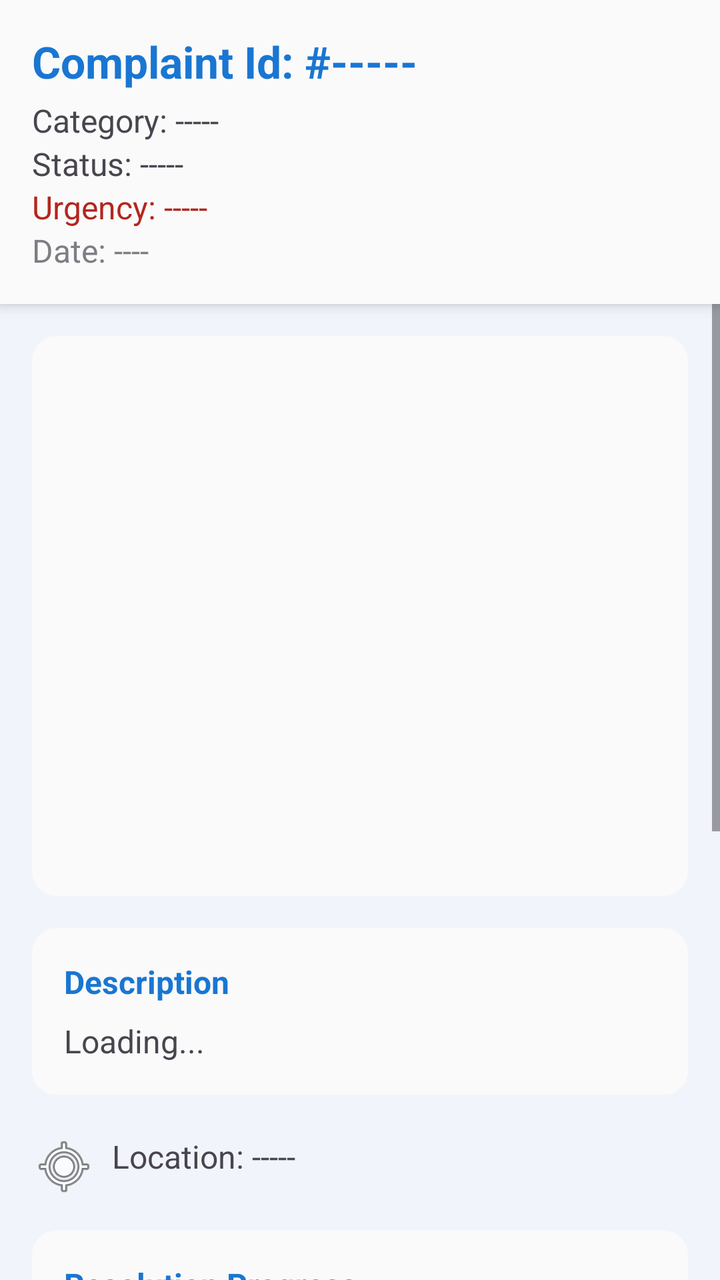
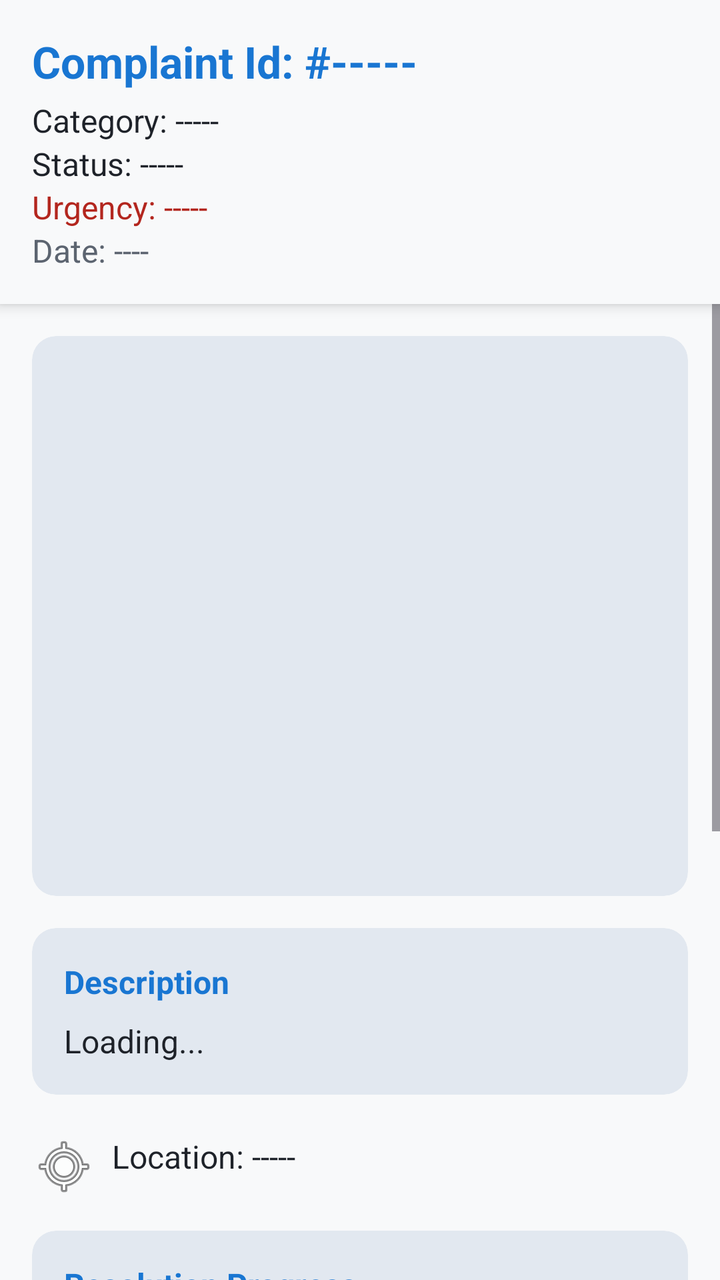

Screens rendered from an Android XML layout before and after an edit, with the pre-edit source and the edit as a unified diff.
<!-- AndroidManifest.xml: application theme Theme.Urbanfix -->
<!-- res/layout/fragment_viewdetail.xml -->
<?xml version="1.0" encoding="utf-8"?>
<FrameLayout xmlns:android="http://schemas.android.com/apk/res/android"
    xmlns:app="http://schemas.android.com/apk/res-auto"
    android:layout_width="match_parent"
    android:layout_height="match_parent">

    <LinearLayout
        android:layout_width="match_parent"
        android:layout_height="match_parent"
        android:orientation="vertical"
        android:background="?android:attr/windowBackground">

        <LinearLayout
            android:layout_width="match_parent"
            android:layout_height="wrap_content"
            android:orientation="vertical"
            android:padding="16dp"
            android:background="?attr/colorSurface"
            android:elevation="4dp">

            <TextView
                android:id="@+id/tvComplaintId"
                android:layout_width="wrap_content"
                android:layout_height="wrap_content"
                android:text="Complaint Id: #-----"
                android:textSize="22sp"
                android:textStyle="bold"
                android:textColor="?attr/colorPrimary" />

            <TextView
                android:id="@+id/tvCategory"
                android:layout_width="wrap_content"
                android:layout_height="wrap_content"
                android:text="Category: -----"
                android:layout_marginTop="4dp" />

            <TextView
                android:id="@+id/tvStatus"
                android:layout_width="wrap_content"
                android:layout_height="wrap_content"
                android:text="Status: -----" />

            <TextView
                android:id="@+id/tvUrgency"
                android:layout_width="wrap_content"
                android:layout_height="wrap_content"
                android:text="Urgency: -----"
                android:textColor="?attr/colorError" />

            <TextView
                android:id="@+id/tvDate"
                android:layout_width="wrap_content"
                android:layout_height="wrap_content"
                android:text="Date: ----"
                android:alpha="0.7" />
        </LinearLayout>

        <ScrollView
            android:layout_width="match_parent"
            android:layout_height="0dp"
            android:layout_weight="1"
            android:fillViewport="true">

            <LinearLayout
                android:layout_width="match_parent"
                android:layout_height="wrap_content"
                android:orientation="vertical"
                android:padding="16dp">

                <com.google.android.material.card.MaterialCardView
                    android:id="@+id/cardImages"
                    android:layout_width="match_parent"
                    android:layout_height="280dp"
                    app:cardCornerRadius="12dp"
                    app:cardElevation="0dp"
                    app:strokeWidth="0dp">

                    <FrameLayout
                        android:layout_width="match_parent"
                        android:layout_height="match_parent">

                        <androidx.viewpager2.widget.ViewPager2
                            android:id="@+id/viewPagerImages"
                            android:layout_width="match_parent"
                            android:layout_height="match_parent" />

                        <com.google.android.material.tabs.TabLayout
                            android:id="@+id/tabIndicator"
                            android:layout_width="match_parent"
                            android:layout_height="30dp"
                            android:layout_gravity="bottom"
                            android:background="@android:color/transparent"
                            app:tabBackground="@drawable/tab_pager_selector"
                            app:tabGravity="center"
                            app:tabIndicatorHeight="0dp"
                            app:tabPaddingStart="8dp"
                            app:tabPaddingEnd="8dp"/>
                    </FrameLayout>
                </com.google.android.material.card.MaterialCardView>

                <com.google.android.material.card.MaterialCardView
                    android:layout_width="match_parent"
                    android:layout_height="wrap_content"
                    android:layout_marginTop="16dp"
                    app:cardCornerRadius="12dp"
                    app:cardElevation="0dp"
                    app:strokeWidth="0dp"
                    app:contentPadding="16dp">

                    <LinearLayout
                        android:layout_width="match_parent"
                        android:layout_height="wrap_content"
                        android:orientation="vertical">

                        <TextView
                            android:layout_width="wrap_content"
                            android:layout_height="wrap_content"
                            android:text="Description"
                            android:textStyle="bold"
                            android:textColor="?attr/colorPrimary" />

                        <TextView
                            android:id="@+id/tvDescription"
                            android:layout_width="match_parent"
                            android:layout_height="wrap_content"
                            android:layout_marginTop="8dp"
                            android:text="Loading..."
                            android:lineSpacingExtra="4dp" />
                    </LinearLayout>
                </com.google.android.material.card.MaterialCardView>

                <TextView
                    android:id="@+id/tvLocation"
                    android:layout_width="match_parent"
                    android:layout_height="wrap_content"
                    android:text="Location: -----"
                    android:layout_marginTop="20dp"
                    app:drawableStartCompat="@android:drawable/ic_menu_mylocation"
                    android:drawablePadding="8dp" />

                <com.google.android.material.card.MaterialCardView
                    android:layout_width="match_parent"
                    android:layout_height="wrap_content"
                    android:layout_marginTop="16dp"
                    app:cardCornerRadius="12dp"
                    app:cardElevation="0dp"
                    app:strokeWidth="0dp"
                    app:contentPadding="16dp">

                    <LinearLayout
                        android:layout_width="match_parent"
                        android:layout_height="wrap_content"
                        android:orientation="vertical">

                        <TextView
                            android:layout_width="wrap_content"
                            android:layout_height="wrap_content"
                            android:text="Resolution Progress"
                            android:textStyle="bold"
                            android:textColor="?attr/colorPrimary" />

                        <com.github.mikephil.charting.charts.PieChart
                            android:id="@+id/complaintPieChart"
                            android:layout_width="match_parent"
                            android:layout_height="250dp"
                            android:layout_marginTop="8dp" />
                    </LinearLayout>
                </com.google.android.material.card.MaterialCardView>

                <com.google.android.material.button.MaterialButton
                    android:id="@+id/btnDeleteComplaint"
                    android:layout_width="match_parent"
                    android:layout_height="wrap_content"
                    android:layout_marginTop="24dp"
                    android:layout_marginBottom="40dp"
                    android:text="Withdraw Complaint"
                    android:textColor="@color/white"
                    app:backgroundTint="#D32F2F"
                    app:icon="@android:drawable/ic_menu_delete"
                    app:iconTint="@color/white"
                    style="@style/Widget.Material3.Button.Icon" />

            </LinearLayout>
        </ScrollView>
    </LinearLayout>

    <ProgressBar
        android:id="@+id/detailsProgressBar"
        android:layout_width="wrap_content"
        android:layout_height="wrap_content"
        android:layout_gravity="center"
        android:visibility="visible" />

</FrameLayout>
<!-- resources referenced by this layout -->
<resources>
  <color name="white">#FFFFFFFF</color>
  <!-- drawable tab_pager_selector (drawable) -->
  <?xml version="1.0" encoding="utf-8"?>
  <selector xmlns:android="http://schemas.android.com/apk/res/android">
      <item android:state_selected="true">
          <shape android:shape="oval">
              <solid android:color="?attr/colorPrimary" />
              <size android:width="9dp" android:height="9dp" />
          </shape>
      </item>
  
      <item>
          <shape android:shape="oval">
              <solid android:color="#66000000" />
              <size android:width="7dp" android:height="7dp" />
          </shape>
      </item>
  </selector>
  <style name="Theme.Urbanfix" parent="Base.Theme.Urbanfix" />
  <style name="Base.Theme.Urbanfix" parent="Theme.Material3.DayNight.NoActionBar">
          <item name="colorPrimary">#1976D2</item>
          <item name="colorOnPrimary">#FFFFFF</item>
          <item name="colorSecondary">#42A5F5</item>
          <item name="colorOnSecondary">#FFFFFF</item>
  
          <item name="android:statusBarColor">#1976D2</item>
          <item name="android:windowLightStatusBar">false</item>
  
          <item name="android:windowBackground">@color/google_lavender_blue</item>
          <item name="colorSurface">@color/dark_white_card</item>
          <item name="colorOnSurface">#212121</item>
          <item name="colorSurfaceVariant">#ECEFF1</item>
  
          <item name="elevationOverlayEnabled">false</item>
  
          <item name="android:textSize">16sp</item>
      </style>
  <color name="google_lavender_blue">#F1F5FB</color>
  <color name="dark_white_card">#FAFAFA</color>
</resources>

<!-- the commit's change to res/layout/fragment_viewdetail.xml (unified diff, before → after) -->
@@ -1,6 +1,7 @@
 <?xml version="1.0" encoding="utf-8"?>
 <FrameLayout xmlns:android="http://schemas.android.com/apk/res/android"
     xmlns:app="http://schemas.android.com/apk/res-auto"
+    xmlns:tools="http://schemas.android.com/tools"
     android:layout_width="match_parent"
     android:layout_height="match_parent">
 
@@ -31,14 +32,14 @@
                 android:id="@+id/tvCategory"
                 android:layout_width="wrap_content"
                 android:layout_height="wrap_content"
-                android:text="Category: -----"
+                android:textColor="?attr/colorOnSurface" android:text="Category: -----"
                 android:layout_marginTop="4dp" />
 
             <TextView
                 android:id="@+id/tvStatus"
                 android:layout_width="wrap_content"
                 android:layout_height="wrap_content"
-                android:text="Status: -----" />
+                android:textColor="?attr/colorOnSurface" android:text="Status: -----" />
 
             <TextView
                 android:id="@+id/tvUrgency"
@@ -52,7 +53,7 @@
                 android:layout_width="wrap_content"
                 android:layout_height="wrap_content"
                 android:text="Date: ----"
-                android:alpha="0.7" />
+                android:textColor="?attr/colorOnSurfaceVariant" />
         </LinearLayout>
 
         <ScrollView
@@ -73,7 +74,8 @@
                     android:layout_height="280dp"
                     app:cardCornerRadius="12dp"
                     app:cardElevation="0dp"
-                    app:strokeWidth="0dp">
+                    app:strokeWidth="0dp"
+                    app:cardBackgroundColor="?attr/colorSurfaceVariant" >
 
                     <FrameLayout
                         android:layout_width="match_parent"
@@ -105,7 +107,8 @@
                     app:cardCornerRadius="12dp"
                     app:cardElevation="0dp"
                     app:strokeWidth="0dp"
-                    app:contentPadding="16dp">
+                    app:contentPadding="16dp"
+                    app:cardBackgroundColor="?attr/colorSurfaceVariant" >
 
                     <LinearLayout
                         android:layout_width="match_parent"
@@ -125,7 +128,7 @@
                             android:layout_height="wrap_content"
                             android:layout_marginTop="8dp"
                             android:text="Loading..."
-                            android:lineSpacingExtra="4dp" />
+                            android:textColor="?attr/colorOnSurface" android:lineSpacingExtra="4dp" />
                     </LinearLayout>
                 </com.google.android.material.card.MaterialCardView>
 
@@ -134,7 +137,7 @@
                     android:layout_width="match_parent"
                     android:layout_height="wrap_content"
                     android:text="Location: -----"
-                    android:layout_marginTop="20dp"
+                    android:textColor="?attr/colorOnSurface" android:layout_marginTop="20dp"
                     app:drawableStartCompat="@android:drawable/ic_menu_mylocation"
                     android:drawablePadding="8dp" />
 
@@ -145,7 +148,8 @@
                     app:cardCornerRadius="12dp"
                     app:cardElevation="0dp"
                     app:strokeWidth="0dp"
-                    app:contentPadding="16dp">
+                    app:contentPadding="16dp"
+                    app:cardBackgroundColor="?attr/colorSurfaceVariant" >
 
                     <LinearLayout
                         android:layout_width="match_parent"
<!-- resource entries referenced after the edit -->
@@ -25,19 +25,25 @@
           <item name="colorSecondary">#42A5F5</item>
           <item name="colorOnSecondary">#FFFFFF</item>
   
-          <item name="android:statusBarColor">#1976D2</item>
-          <item name="android:windowLightStatusBar">false</item>
+          <item name="android:statusBarColor">@color/premium_bg</item>
+          <item name="android:windowLightStatusBar">true</item>
   
-          <item name="android:windowBackground">@color/google_lavender_blue</item>
-          <item name="colorSurface">@color/dark_white_card</item>
-          <item name="colorOnSurface">#212121</item>
-          <item name="colorSurfaceVariant">#ECEFF1</item>
+          <item name="android:windowBackground">@color/premium_bg</item>
+          <item name="colorSurface">@color/premium_bg</item>
+          <item name="colorOnSurface">@color/text_primary</item>
+  
+          <item name="colorSurfaceVariant">@color/premium_card_contrast</item>
+          <item name="colorOnSurfaceVariant">@color/text_secondary</item>
+  
+          <item name="colorSurfaceContainer">#FFFFFF</item>
   
           <item name="elevationOverlayEnabled">false</item>
   
           <item name="android:textSize">16sp</item>
       </style>
-  <color name="google_lavender_blue">#F1F5FB</color>
-  <color name="dark_white_card">#FAFAFA</color>
+  <color name="premium_bg">#F8F9FA</color>
+  <color name="text_primary">#1E2229</color>
+  <color name="premium_card_contrast">#E2E8F0</color>
+  <color name="text_secondary">#5C6470</color>
 </resources>
 
